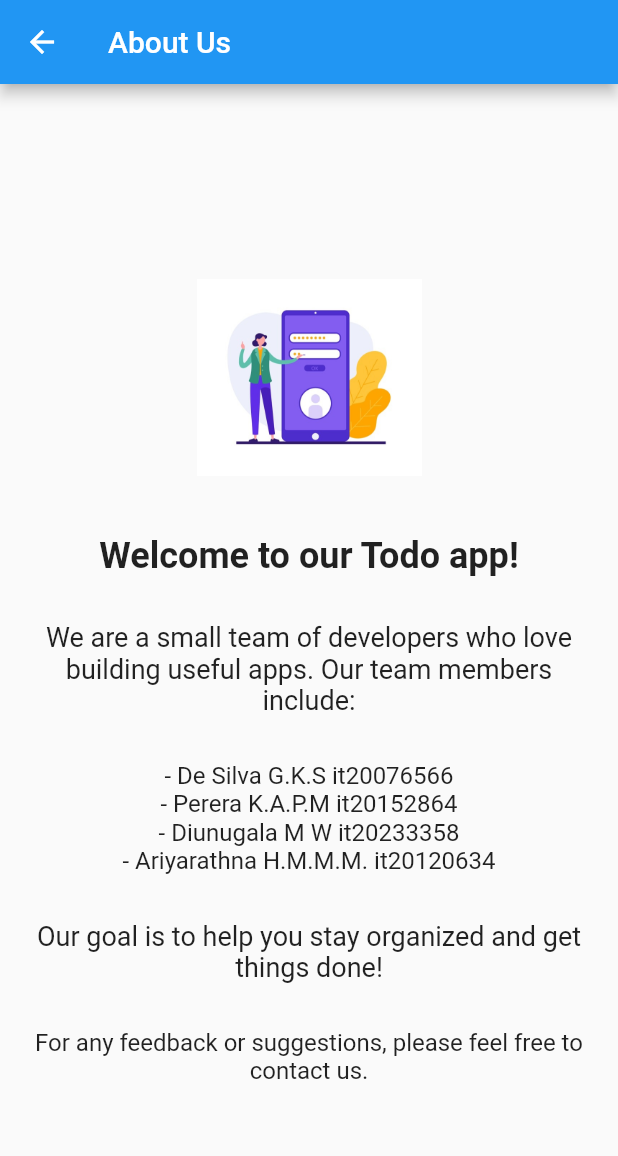
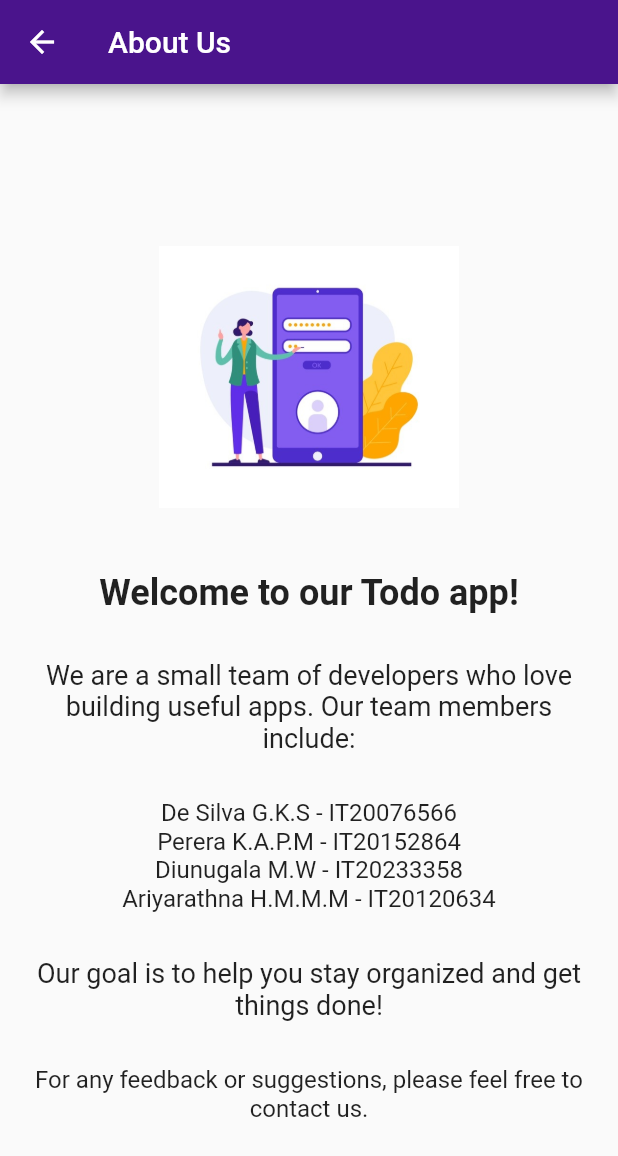
Before and after one commit to kavindushehan/CTSE, a Flutter app: the AboutUsPage screen opened directly, on a phone screen of 412 x 824 dp. Shown: the top 1156 px of the screen. Run offline on Flutter 3.47's test engine with Material 2 defaults, Android fonts, the phone set to English and light mode, and no system bars; our stand-ins replace cloud_firestore, firebase_auth, firebase_core, firebase_storage, flutter_slidable, image_picker; accounts and stored records are empty.

Commit message:
Change app bar color

```diff
--- a/lib/screens/aboutus.dart
+++ b/lib/screens/aboutus.dart
@@ -7,6 +7,7 @@ class AboutUsPage extends StatelessWidget {
   Widget build(BuildContext context) {
     return Scaffold(
       appBar: AppBar(
+        backgroundColor: Colors.purple.shade900,
         title: Text('About Us'),
         leading: IconButton(
           icon: const Icon(Icons.arrow_back),
@@ -23,8 +24,8 @@ class AboutUsPage extends StatelessWidget {
             SizedBox(height: 20.0),
             Image.asset(
               'assets/change.jpg',
-              height: 150.0,
-              width: 150.0,
+              height: 200.0,
+              width: 200.0,
             ),
             SizedBox(height: 30.0),
             Text(
@@ -44,28 +45,28 @@ class AboutUsPage extends StatelessWidget {
             ),
             SizedBox(height: 30.0),
             Text(
-              '- De Silva G.K.S it20076566',
+              'De Silva G.K.S - IT20076566',
               textAlign: TextAlign.center,
               style: TextStyle(
                 fontSize: 16.0,
               ),
             ),
             Text(
-              '- Perera K.A.P.M it20152864',
+              'Perera K.A.P.M - IT20152864',
               textAlign: TextAlign.center,
               style: TextStyle(
                 fontSize: 16.0,
               ),
             ),
             Text(
-              '- Diunugala M W it20233358',
+              'Diunugala M.W - IT20233358',
               textAlign: TextAlign.center,
               style: TextStyle(
                 fontSize: 16.0,
               ),
             ),
             Text(
-              '- Ariyarathna H.M.M.M. it20120634',
+              'Ariyarathna H.M.M.M - IT20120634',
               textAlign: TextAlign.center,
               style: TextStyle(
                 fontSize: 16.0,
```
